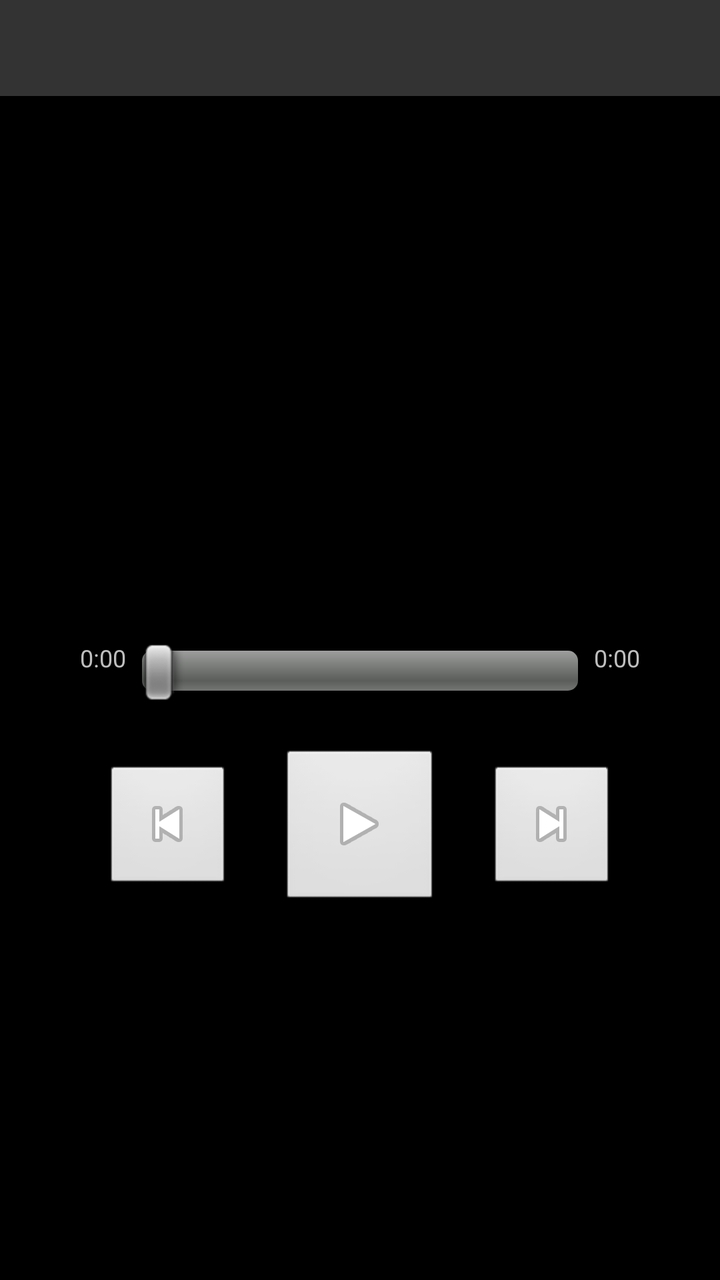
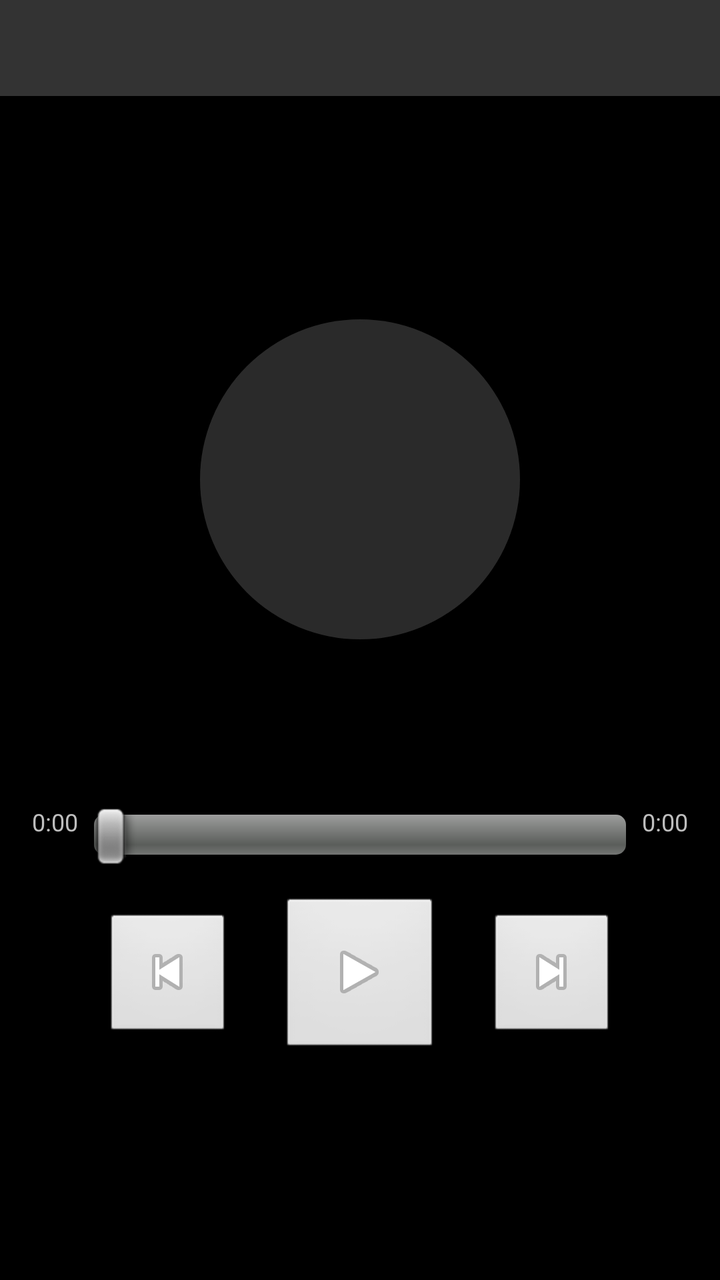

Before-and-after screenshots of an Android layout around one commit, followed by the original layout XML and the change that was made.
<!-- AndroidManifest.xml: application theme AppTheme -->
<!-- res/layout/activity_player.xml -->
<?xml version="1.0" encoding="utf-8"?>
<LinearLayout xmlns:android="http://schemas.android.com/apk/res/android"
    android:orientation="vertical"
    android:layout_width="match_parent"
    android:layout_height="match_parent">

    <include layout="@layout/top_bar" />

    <LinearLayout
        android:layout_width="match_parent"
        android:layout_height="0dp"
        android:layout_weight="1"
        android:orientation="vertical"
        android:gravity="center"
        android:padding="32dp">

        <TextView
            android:id="@+id/tv_track_title"
            android:layout_width="match_parent"
            android:layout_height="wrap_content"
            android:gravity="center"
            android:textSize="22sp"
            android:textStyle="bold"
            android:singleLine="true"
            android:ellipsize="end" />

        <TextView
            android:id="@+id/tv_track_artist"
            android:layout_width="match_parent"
            android:layout_height="wrap_content"
            android:gravity="center"
            android:textSize="16sp"
            android:layout_marginTop="4dp"
            android:layout_marginBottom="32dp"
            android:singleLine="true"
            android:ellipsize="end" />

        <LinearLayout
            android:layout_width="match_parent"
            android:layout_height="wrap_content"
            android:orientation="horizontal"
            android:paddingLeft="8dp"
            android:paddingRight="8dp">

            <TextView
                android:id="@+id/tv_current_time"
                android:layout_width="wrap_content"
                android:layout_height="wrap_content"
                android:textSize="12sp"
                android:text="0:00" />

            <SeekBar
                android:id="@+id/seek_bar"
                android:layout_width="0dp"
                android:layout_height="wrap_content"
                android:layout_weight="1"
                android:layout_marginLeft="8dp"
                android:layout_marginRight="8dp"
                android:max="100" />

            <TextView
                android:id="@+id/tv_total_time"
                android:layout_width="wrap_content"
                android:layout_height="wrap_content"
                android:textSize="12sp"
                android:text="0:00" />
        </LinearLayout>

        <LinearLayout
            android:layout_width="match_parent"
            android:layout_height="wrap_content"
            android:orientation="horizontal"
            android:gravity="center"
            android:layout_marginTop="24dp">

            <ImageButton
                android:id="@+id/btn_prev"
                android:layout_width="64dp"
                android:layout_height="64dp"
                android:src="@android:drawable/ic_media_previous"
                android:scaleType="center" />

            <ImageButton
                android:id="@+id/btn_play_pause"
                android:layout_width="80dp"
                android:layout_height="80dp"
                android:src="@android:drawable/ic_media_play"
                android:scaleType="center"
                android:layout_marginLeft="24dp"
                android:layout_marginRight="24dp" />

            <ImageButton
                android:id="@+id/btn_next"
                android:layout_width="64dp"
                android:layout_height="64dp"
                android:src="@android:drawable/ic_media_next"
                android:scaleType="center" />
        </LinearLayout>

    </LinearLayout>

</LinearLayout>
<!-- res/layout/top_bar.xml (included above) -->
<?xml version="1.0" encoding="utf-8"?>
<FrameLayout xmlns:android="http://schemas.android.com/apk/res/android"
    android:layout_width="match_parent"
    android:layout_height="48dp"
    android:background="#FF333333">

    <ImageButton
        android:id="@+id/top_bar_back"
        android:layout_width="48dp"
        android:layout_height="48dp"
        android:layout_gravity="start"
        android:background="@drawable/bg_focusable"
        android:src="@android:drawable/ic_menu_revert"
        android:scaleType="center"
        android:visibility="gone" />

    <TextView
        android:id="@+id/top_bar_title"
        android:layout_width="match_parent"
        android:layout_height="wrap_content"
        android:layout_gravity="center"
        android:gravity="center"
        android:paddingLeft="56dp"
        android:paddingRight="56dp"
        android:maxLines="1"
        android:ellipsize="end"
        android:textColor="#FFFFFF"
        android:textSize="20sp"
        android:textStyle="bold" />

    <ImageButton
        android:id="@+id/top_bar_action"
        android:layout_width="48dp"
        android:layout_height="48dp"
        android:layout_gravity="end"
        android:background="@drawable/bg_focusable"
        android:scaleType="center"
        android:visibility="gone" />

</FrameLayout>
<!-- resources referenced by this layout -->
<resources>
  <!-- drawable bg_focusable (drawable) -->
  <?xml version="1.0" encoding="utf-8"?>
  <selector xmlns:android="http://schemas.android.com/apk/res/android">
      <item android:state_pressed="true">
          <shape>
              <solid android:color="#88FF8000" />
          </shape>
      </item>
      <item android:state_focused="true">
          <shape>
              <solid android:color="#66FFB300" />
          </shape>
      </item>
      <item>
          <shape>
              <solid android:color="#00000000" />
          </shape>
      </item>
  </selector>
  <style name="AppTheme" parent="@android:style/Theme.NoTitleBar" />
</resources>

<!-- the commit's change to res/layout/activity_player.xml (unified diff, before → after) -->
@@ -12,7 +12,16 @@
         android:layout_weight="1"
         android:orientation="vertical"
         android:gravity="center"
-        android:padding="32dp">
+        android:padding="8dp">
+
+        <ImageView
+            android:id="@+id/iv_player_cover"
+            android:layout_width="@dimen/player_cover_size"
+            android:layout_height="@dimen/player_cover_size"
+            android:layout_gravity="center_horizontal"
+            android:layout_marginBottom="16dp"
+            android:background="@drawable/bg_cover_placeholder"
+            android:scaleType="matrix" />
 
         <TextView
             android:id="@+id/tv_track_title"
@@ -31,7 +40,7 @@
             android:gravity="center"
             android:textSize="16sp"
             android:layout_marginTop="4dp"
-            android:layout_marginBottom="32dp"
+            android:layout_marginBottom="12dp"
             android:singleLine="true"
             android:ellipsize="end" />
 
@@ -71,7 +80,7 @@
             android:layout_height="wrap_content"
             android:orientation="horizontal"
             android:gravity="center"
-            android:layout_marginTop="24dp">
+            android:layout_marginTop="16dp">
 
             <ImageButton
                 android:id="@+id/btn_prev"
<!-- resource entries referenced after the edit -->
@@ -1,5 +1,12 @@
 <!-- resources referenced by this layout -->
 <resources>
+  <dimen name="player_cover_size">160dp</dimen>
+  <!-- drawable bg_cover_placeholder (drawable) -->
+  <?xml version="1.0" encoding="utf-8"?>
+  <shape xmlns:android="http://schemas.android.com/apk/res/android"
+      android:shape="oval">
+      <solid android:color="#FF2A2A2A" />
+  </shape>
   <!-- drawable bg_focusable (drawable) -->
   <?xml version="1.0" encoding="utf-8"?>
   <selector xmlns:android="http://schemas.android.com/apk/res/android">
